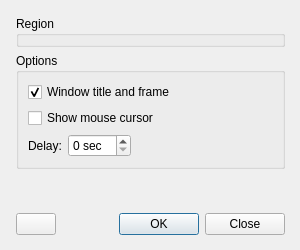
Qt form src/dialogmain.ui (qtilities/sqreenshot) before a commit.
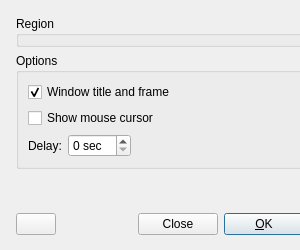
The same form after that commit. Icons and pictures are not drawn.

Commit message: Replaced standard dialog Ok button with simple push button

The edit to the form file:
```diff
--- a/src/dialogmain.ui
+++ b/src/dialogmain.ui
@@ -15,7 +15,7 @@
     <rect>
      <x>10</x>
      <y>10</y>
-     <width>281</width>
+     <width>300</width>
      <height>231</height>
     </rect>
    </property>
@@ -147,7 +147,20 @@
       <item>
        <widget class="QDialogButtonBox" name="buttonBox">
         <property name="standardButtons">
-         <set>QDialogButtonBox::Close|QDialogButtonBox::Ok</set>
+         <set>QDialogButtonBox::Close</set>
+        </property>
+       </widget>
+      </item>
+      <item>
+       <widget class="QPushButton" name="btnOk">
+        <property name="text">
+         <string>&amp;OK</string>
+        </property>
+        <property name="icon">
+         <iconset theme="gtk-ok"/>
+        </property>
+        <property name="default">
+         <bool>true</bool>
         </property>
        </widget>
       </item>
```
Left out of the diff: 3 changed lines with no effect on the pictures. The commit also changes 7 other files.
